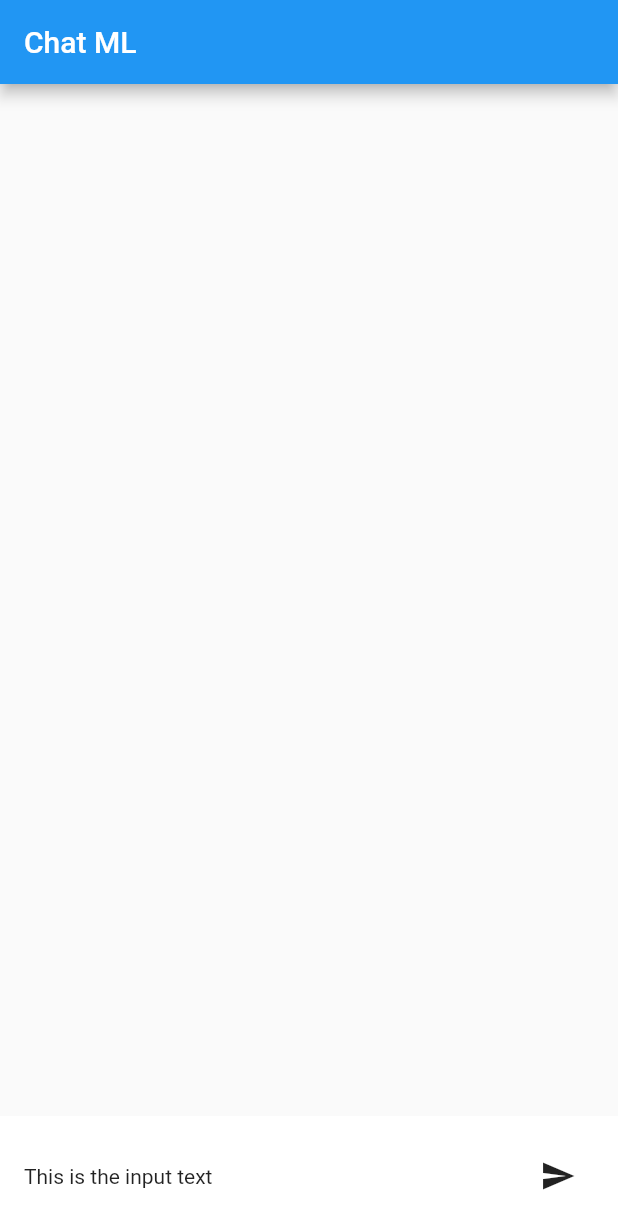
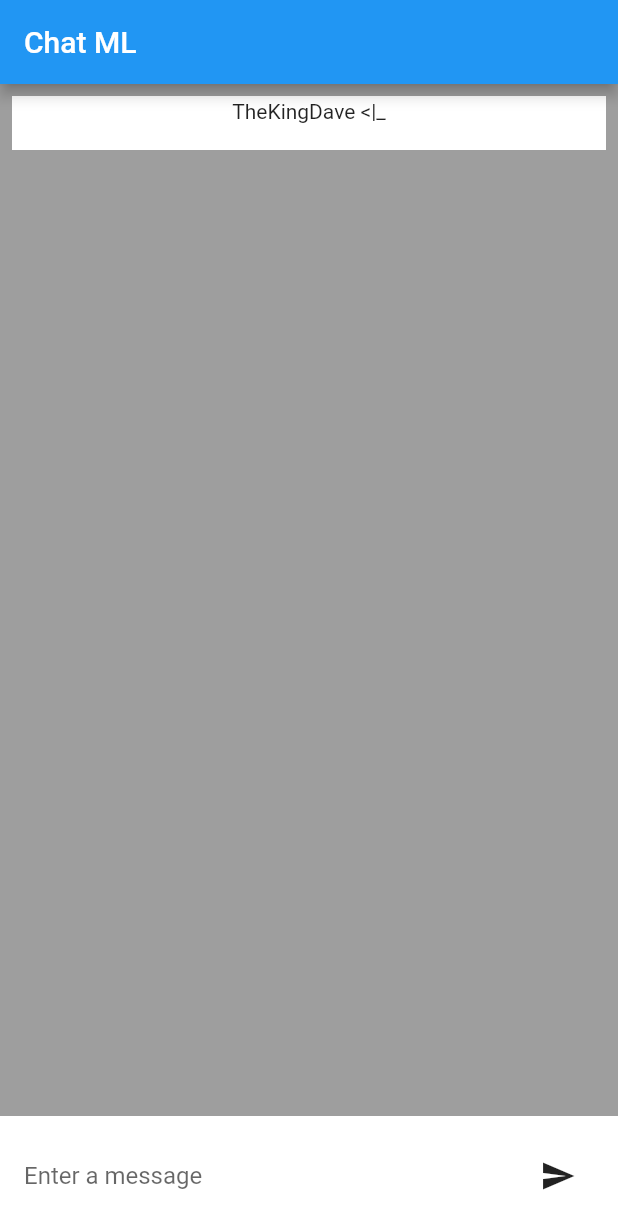
Before and after one commit to dlangheiter-tgm/syt5-gek1033-mobile-application-kramreiter-langheiter, a Flutter app: the screen it shows after launch, after a tap on the "send" icon, on a phone screen of 412 x 824 dp. Shown: the top 1229 px of the screen. Run offline on Flutter 3.47's test engine with Material 2 defaults, Android fonts, the phone set to English and light mode, and no system bars.

Commit message:
Msg sendind mock working

```diff
--- a/app/lib/main.dart
+++ b/app/lib/main.dart
@@ -1,3 +1,4 @@
+import 'package:app/message.dart';
 import 'package:app/screens/chatScreen.dart';
 import 'package:flutter/material.dart';
 
@@ -45,16 +46,15 @@ class MyHomePage extends StatefulWidget {
 }
 
 class _MyHomePageState extends State<MyHomePage> {
-  int _counter = 0;
+  List<Message> _messages;
 
-  void _incrementCounter() {
+  _MyHomePageState() {
+    _messages = List();
+  }
+
+  void _sendMsg(String msg) {
     setState(() {
-      // This call to setState tells the Flutter framework that something has
-      // changed in this State, which causes it to rerun the build method below
-      // so that the display can reflect the updated values. If we changed
-      // _counter without calling setState(), then the build method would not be
-      // called again, and so nothing would appear to happen.
-      _counter++;
+      _messages.add(Message(message: msg, user: "TheKingDave <|_"));
     });
   }
 
@@ -72,7 +72,7 @@ class _MyHomePageState extends State<MyHomePage> {
         // the App.build method, and use it to set our appbar title.
         title: Text(widget.title),
       ),
-      body: ChatScreen(), // This trailing comma makes auto-formatting nicer for build methods.
+      body: ChatScreen(messages: _messages, sendMessage: _sendMsg), // This trailing comma makes auto-formatting nicer for build methods.
     );
   }
 }
--- a/app/lib/screens/chatScreen.dart
+++ b/app/lib/screens/chatScreen.dart
@@ -3,11 +3,34 @@ import 'package:flutter/cupertino.dart';
 import 'package:flutter/material.dart';
 import 'package:flutter/rendering.dart';
 
+class Msg extends StatelessWidget {
+  final Message message;
+
+  Msg(this.message);
+
+  @override
+  Widget build(BuildContext context) {
+    return Padding(
+      padding: const EdgeInsets.all(8.0),
+      child: Container(
+        color: Colors.white,
+        padding: EdgeInsets.all(2),
+        child: Column(
+          children: <Widget>[
+            Text(message.user),
+            Text(message.message),
+          ],
+        ),
+      ),
+    );
+  }
+}
+
 class ChatScreen extends StatelessWidget {
+  final List<Message> messages;
+  final void Function(String msg) sendMessage;
 
-  final List<Message> messages;
-
-  ChatScreen({this.messages});
+  ChatScreen({this.messages, this.sendMessage});
 
   @override
   Widget build(BuildContext context) {
@@ -15,17 +38,51 @@ class ChatScreen extends StatelessWidget {
       mainAxisAlignment: MainAxisAlignment.end,
       mainAxisSize: MainAxisSize.max,
       children: <Widget>[
-        Container(
+        Flexible(
+          child: Container(
             color: Colors.grey,
+            child: ListView(
+              children: messages?.map((m) => Msg(m))?.toList() ?? [],
             ),
+          ),
+        ),
+        BottomBar(sendMessage),
+      ],
+    );
+  }
+}
 
-        Container(
+class BottomBar extends StatefulWidget {
+  final void Function(String msg) sendMessage;
+
+  BottomBar(this.sendMessage);
+
+  @override
+  State<StatefulWidget> createState() => BottomBarState(this.sendMessage);
+}
+
+class BottomBarState extends State<BottomBar> {
+  final void Function(String msg) sendMessage;
+  final myController = TextEditingController();
+
+  BottomBarState(this.sendMessage);
+
+  @override
+  Widget build(BuildContext context) {
+    return Container(
       color: Colors.white,
       padding: EdgeInsets.all(16),
       child: Row(
-            mainAxisAlignment: MainAxisAlignment.spaceBetween,
+        mainAxisSize: MainAxisSize.max,
+        //mainAxisAlignment: MainAxisAlignment.spaceBetween,
         children: <Widget>[
-              Text("This is the input text"),
+          Flexible(
+            child: TextField(
+              controller: myController,
+              decoration: InputDecoration(
+                  border: InputBorder.none, hintText: 'Enter a message'),
+            ),
+          ),
           Ink(
             decoration: ShapeDecoration(
               color: Colors.lightBlue,
@@ -34,14 +91,21 @@ class ChatScreen extends StatelessWidget {
             child: IconButton(
               icon: Icon(Icons.send),
               //color: Colors.white,
-                  onPressed: () {print("tesitng");},
+              onPressed: () {
+                sendMessage(myController.text);
+                myController.text = "";
+              },
             ),
           ),
         ],
       ),
-        ),
-      ],
     );
   }
 
+  @override
+  void dispose() {
+    // Clean up the controller when the widget is disposed.
+    myController.dispose();
+    super.dispose();
   }
+}
```
Lines whose indentation alone changed are shown as unchanged.
